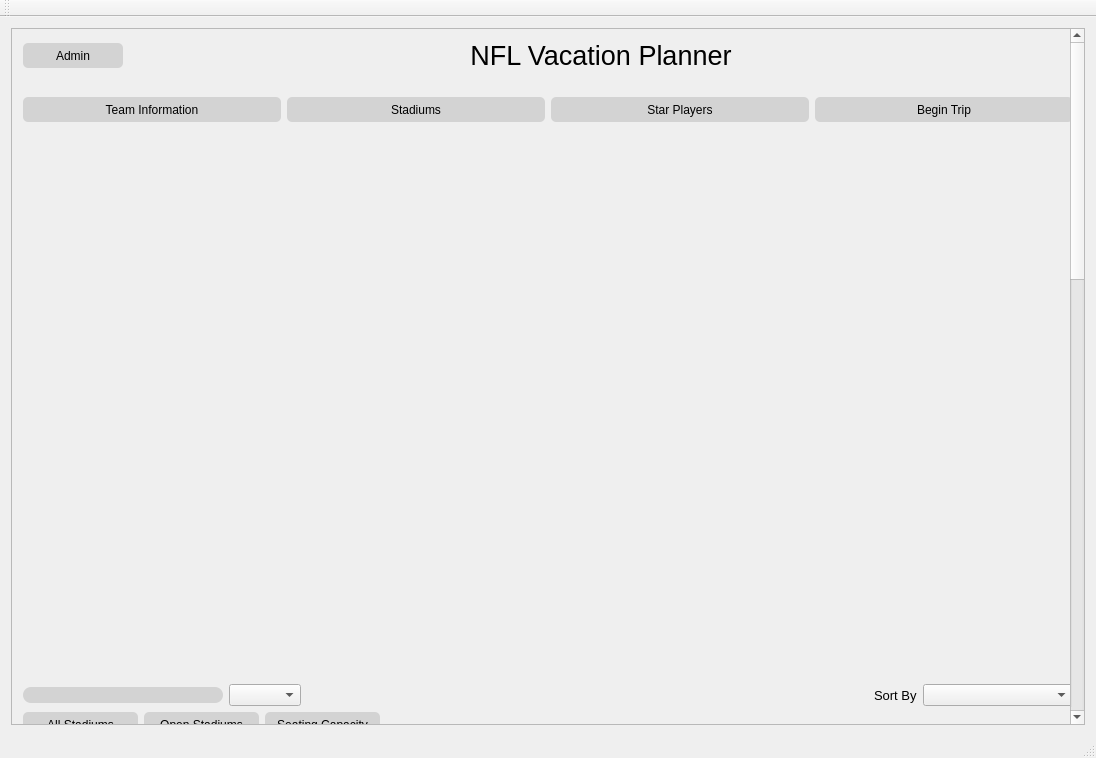
First picture: the form in mainwindow.ui, repository Cyriously1/NFLTour, before the edit.
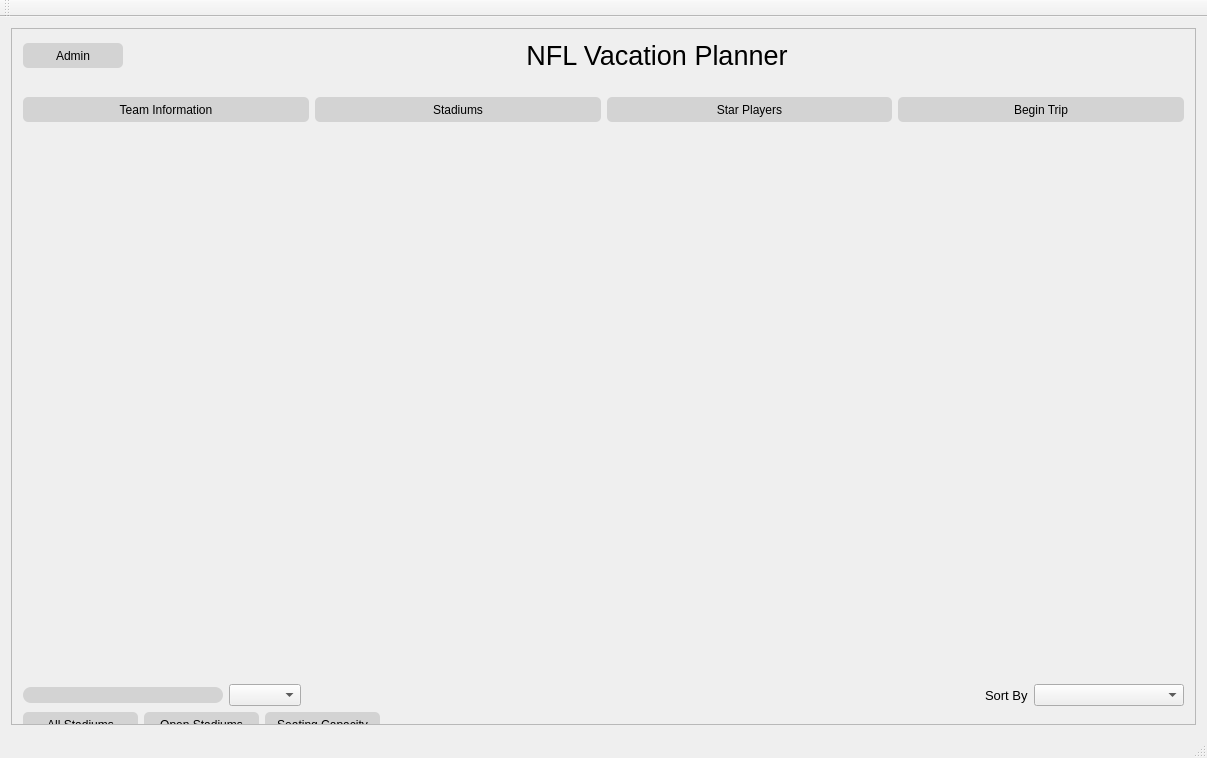
Second picture: the form after the edit. Icons and pictures are not drawn.

Patch:
```diff
--- a/mainwindow.ui
+++ b/mainwindow.ui
@@ -6,7 +6,7 @@
    <rect>
     <x>0</x>
     <y>0</y>
-    <width>1096</width>
+    <width>1207</width>
     <height>758</height>
    </rect>
   </property>
@@ -50,6 +50,10 @@
 	font-weight: bold;
 }
 
+QPushButton#pushButton_souvenirs {
+	max-width: 120px;
+}
+
 QLabel#Label {
 	color: black;
 }
@@ -77,7 +81,7 @@
        <string notr="true"/>
       </property>
       <property name="verticalScrollBarPolicy">
-       <enum>Qt::ScrollBarAlwaysOn</enum>
+       <enum>Qt::ScrollBarAlwaysOff</enum>
       </property>
       <property name="horizontalScrollBarPolicy">
        <enum>Qt::ScrollBarAlwaysOff</enum>
@@ -89,8 +93,8 @@
        <property name="geometry">
         <rect>
          <x>0</x>
-         <y>-1564</y>
-         <width>1070</width>
+         <y>-345</y>
+         <width>1187</width>
          <height>2517</height>
         </rect>
        </property>
@@ -238,7 +242,7 @@
             <property name="maximumSize">
              <size>
               <width>9999</width>
-              <height>9999</height>
+              <height>500</height>
              </size>
             </property>
             <property name="text">
```
Left out of the diff: 2 changed lines with no effect on the pictures.
